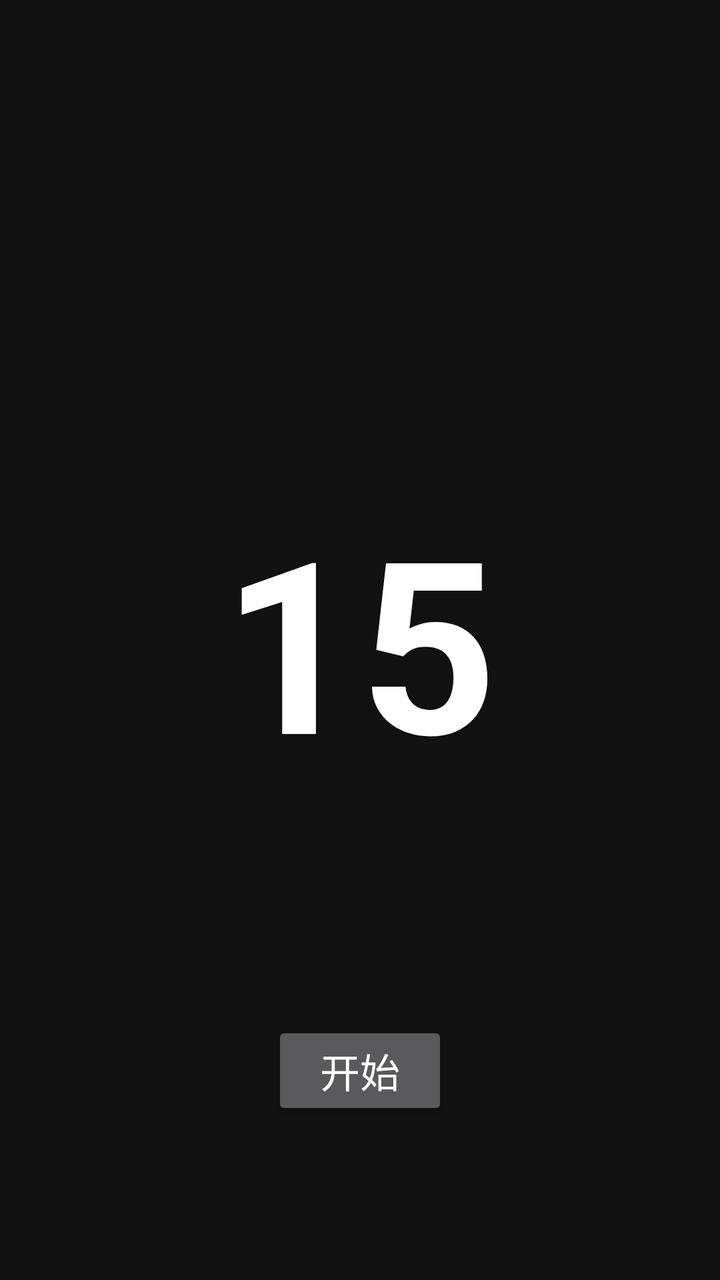
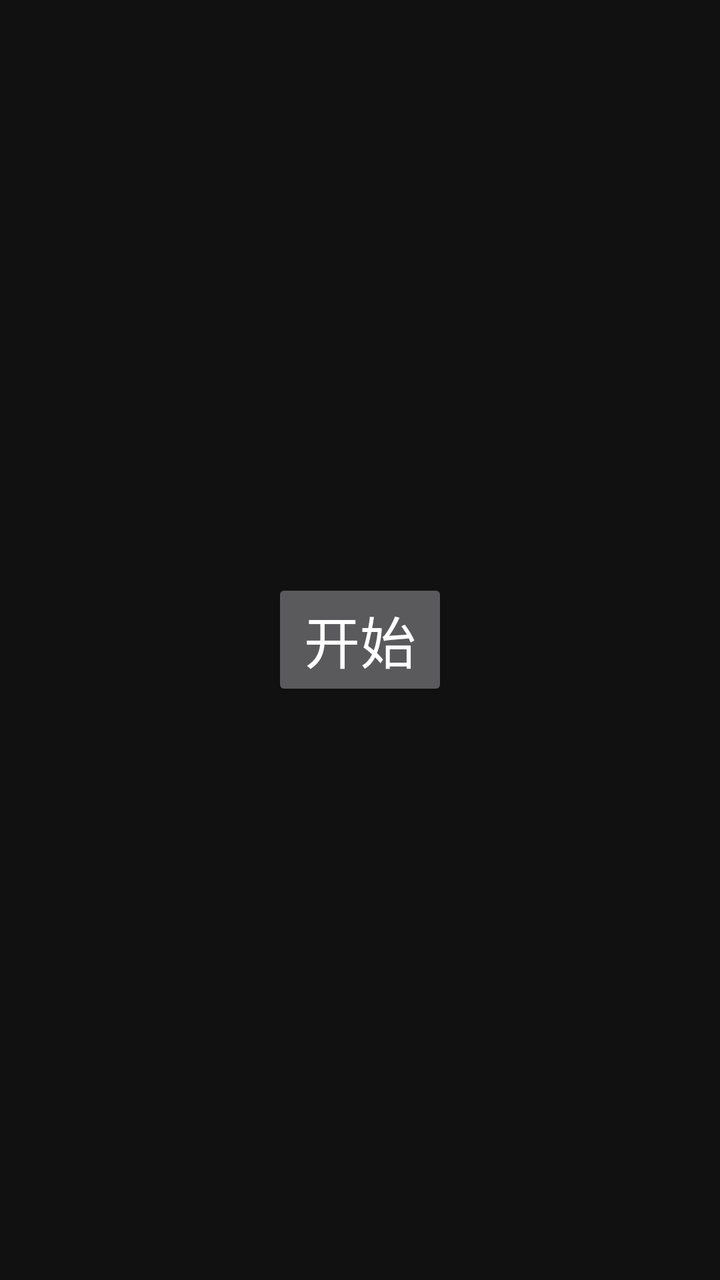

Two renders of the same Android screen: before a commit and after it. Below are the layout's source before the change and the commit's diff.
<!-- AndroidManifest.xml: application theme AppTheme -->
<!-- res/layout/activity_main.xml -->
<?xml version="1.0" encoding="utf-8"?>
<FrameLayout xmlns:android="http://schemas.android.com/apk/res/android"
    android:layout_width="match_parent"
    android:layout_height="match_parent"
    android:background="#111111">

    <TextView
        android:id="@+id/tvTimer"
        android:layout_width="wrap_content"
        android:layout_height="wrap_content"
        android:layout_gravity="center"
        android:text="15"
        android:textColor="#FFFFFF"
        android:textSize="120sp"
        android:textStyle="bold" />

    <LinearLayout
        android:layout_width="wrap_content"
        android:layout_height="wrap_content"
        android:layout_gravity="bottom|center_horizontal"
        android:layout_marginBottom="80dp"
        android:orientation="horizontal">

        <Button
            android:id="@+id/btnStart"
            android:layout_width="wrap_content"
            android:layout_height="wrap_content"
            android:text="开始"
            android:textSize="20sp" />

        <Button
            android:id="@+id/btnStop"
            android:layout_width="wrap_content"
            android:layout_height="wrap_content"
            android:layout_marginStart="24dp"
            android:text="停止"
            android:textSize="20sp"
            android:visibility="gone" />

    </LinearLayout>

</FrameLayout>
<!-- resources referenced by this layout -->
<resources>
  <style name="AppTheme" parent="Theme.AppCompat.NoActionBar">
          <item name="android:windowBackground">#111111</item>
      </style>
</resources>

<!-- the commit's change to res/layout/activity_main.xml (unified diff, before → after) -->
@@ -9,34 +9,26 @@
         android:layout_width="wrap_content"
         android:layout_height="wrap_content"
         android:layout_gravity="center"
-        android:text="15"
         android:textColor="#FFFFFF"
         android:textSize="120sp"
-        android:textStyle="bold" />
+        android:textStyle="bold"
+        android:visibility="gone" />
 
-    <LinearLayout
+    <Button
+        android:id="@+id/btnStart"
         android:layout_width="wrap_content"
         android:layout_height="wrap_content"
-        android:layout_gravity="bottom|center_horizontal"
-        android:layout_marginBottom="80dp"
-        android:orientation="horizontal">
+        android:layout_gravity="center"
+        android:text="开始"
+        android:textSize="28sp" />
 
-        <Button
-            android:id="@+id/btnStart"
-            android:layout_width="wrap_content"
-            android:layout_height="wrap_content"
-            android:text="开始"
-            android:textSize="20sp" />
-
-        <Button
-            android:id="@+id/btnStop"
-            android:layout_width="wrap_content"
-            android:layout_height="wrap_content"
-            android:layout_marginStart="24dp"
-            android:text="停止"
-            android:textSize="20sp"
-            android:visibility="gone" />
-
-    </LinearLayout>
+    <Button
+        android:id="@+id/btnStop"
+        android:layout_width="wrap_content"
+        android:layout_height="wrap_content"
+        android:layout_gravity="center"
+        android:text="停止"
+        android:textSize="28sp"
+        android:visibility="gone" />
 
 </FrameLayout>
